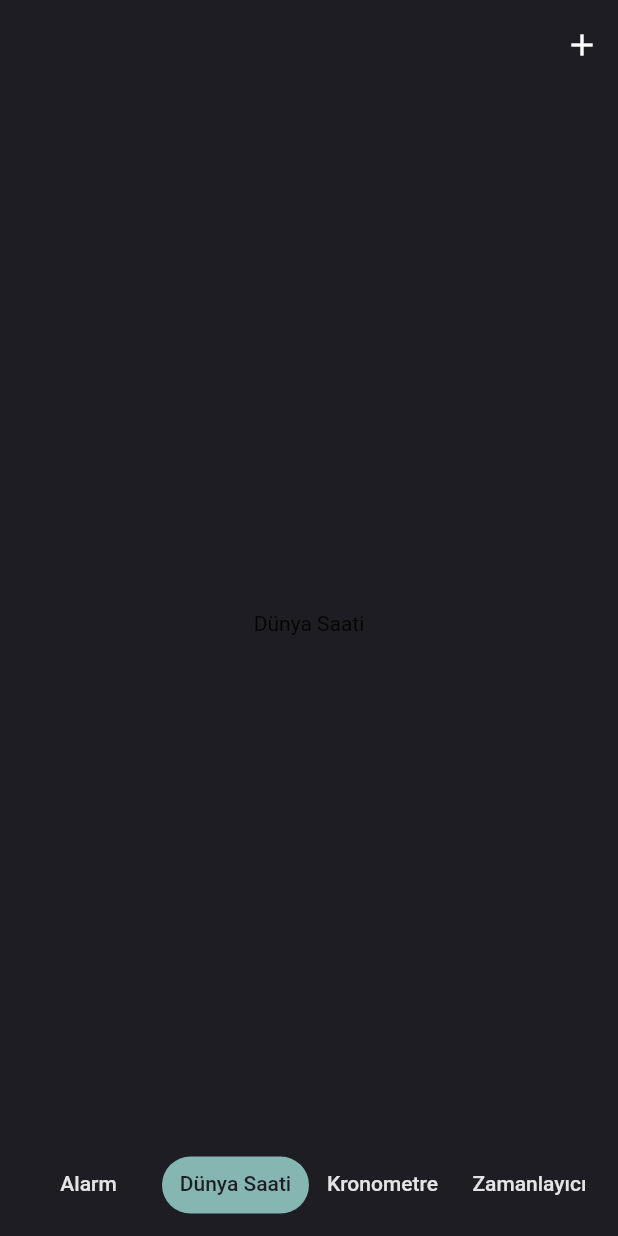
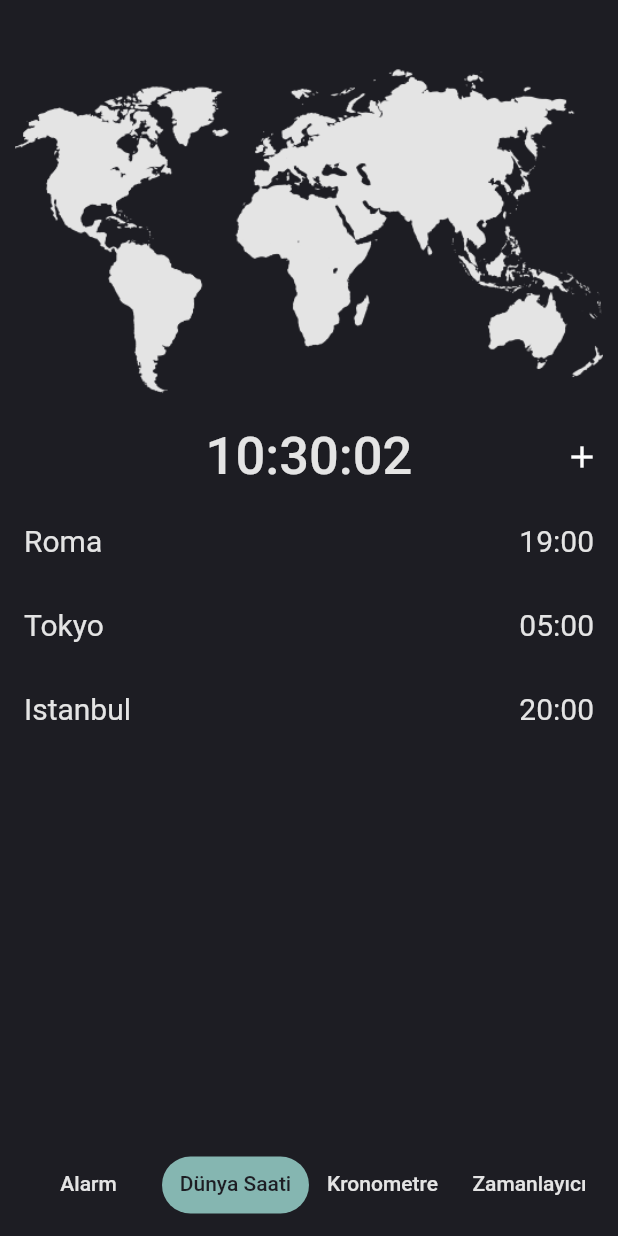
Before and after one commit to AkinBozburun/Clock-App-Flutter, a Flutter app: the screen it shows after launch, item 2 of the bottom bar chosen, after a tap on the "add" icon, on a phone screen of 412 x 824 dp. Run offline on Flutter 3.47's test engine with Material 2 defaults, Android fonts, the phone set to English and light mode, and no system bars.

Commit message:
UI for World Map Page.

```diff
--- a/lib/main.dart
+++ b/lib/main.dart
@@ -55,16 +55,6 @@ class _TabState extends State<Tab>
       initialIndex: 0,
       child: Scaffold
       (
-        appBar: AppBar
-        (
-          backgroundColor: Colors.transparent,
-          elevation: 0,
-          toolbarHeight: 60,
-          actions:
-          [
-            IconButton(onPressed: (){}, icon: const Icon(Icons.add))
-          ],
-        ),
         body: const TabBarView
         (
           children:
--- a/lib/pages/alarm_page.dart
+++ b/lib/pages/alarm_page.dart
@@ -23,7 +23,14 @@ class _AlarmPageState extends State<AlarmPage>
     return Scaffold
     (
       backgroundColor: AppStyles.darkBackGroundColor,
-
+      appBar: AppBar
+      (
+        title: const Text("Alarmlarım"),
+        backgroundColor: Colors.transparent,
+        elevation: 0,
+        toolbarHeight: 70,
+        actions:[IconButton(onPressed: (){}, icon: const Icon(Icons.add))],
+      ),
       body: ListView.builder
       (
         itemCount: 3,
--- a/lib/pages/world_clock_page.dart
+++ b/lib/pages/world_clock_page.dart
@@ -1,4 +1,7 @@
 import 'package:flutter/material.dart';
+import 'package:my_clock_app/styles/app_style.dart';
+import 'package:my_clock_app/widgets/city_list.dart';
+import 'package:my_clock_app/widgets/clock_stream.dart';
 
 class WorldClockPage extends StatefulWidget
 {
@@ -10,12 +13,41 @@ class WorldClockPage extends StatefulWidget
 
 class _WorldClockPageState extends State<WorldClockPage>
 {
+
   @override
   Widget build(BuildContext context)
   {
-    return const Scaffold
+    //final fullWidth = MediaQuery.of(context).size.width;
+    final fullHeight = MediaQuery.of(context).size.height;
+
+    return  Column
     (
-      body: Center(child: Text("Dünya Saati")),
+      mainAxisAlignment: MainAxisAlignment.start,
+      children:
+      [
+        const SizedBox(height: 30),
+        Padding
+        (
+          padding: const EdgeInsets.all(10),
+          child: Image.asset("images/world_map.png",
+          color: AppStyles.lightBackGroundColor),
+        ),
+        AppBar
+        (
+          backgroundColor: Colors.transparent,elevation: 0,
+          title: ClockWidget(style: TextStyle
+          (
+            color: AppStyles.lightBackGroundColor,fontSize: 35
+          )),
+          centerTitle: true,
+          actions: [IconButton(onPressed: (){}, icon: const Icon(Icons.add))],
+        ),
+        SizedBox
+        (
+          height: fullHeight*0.4,
+          child: CityList(),
+        )
+      ],
     );
   }
 }
--- a/lib/widgets/alarm_card.dart
+++ b/lib/widgets/alarm_card.dart
@@ -41,7 +41,8 @@ Widget alarmCard(hours,minutes,context)
               color: AppStyles.lightBackGroundColor,
               fontSize: 50, fontWeight: FontWeight.bold,
             )),
-            CupertinoSwitch(activeColor: AppStyles().lightBlueColor,value: switchValue, onChanged: (value) {}),
+            CupertinoSwitch(activeColor:
+            AppStyles().lightBlueColor,value: switchValue, onChanged: (value) {}),
           ],
         ),
         SizedBox
@@ -49,7 +50,6 @@ Widget alarmCard(hours,minutes,context)
           height: 40,
           child: GridView.builder
           (
-            //physics: const NeverScrollableScrollPhysics(),
             scrollDirection: Axis.horizontal,
             gridDelegate: const SliverGridDelegateWithMaxCrossAxisExtent(maxCrossAxisExtent: 40,
             mainAxisSpacing: 15,mainAxisExtent: 40),
--- /dev/null
+++ b/lib/widgets/city_list.dart
@@ -0,0 +1,24 @@
+import 'package:flutter/material.dart';
+import 'package:my_clock_app/styles/app_style.dart';
+
+class CityList extends StatelessWidget
+{
+  CityList({super.key});
+
+  List cities = ["Roma" ,"Tokyo","Istanbul"];
+  List hours = ["19:00" ,"05:00","20:00"];
+
+  @override
+  Widget build(BuildContext context)
+  {
+    return ListView.builder
+    (
+      itemCount: cities.length,
+      itemBuilder: (context, index) => ListTile
+      (
+        title: Text(cities[index],style: TextStyle(color: AppStyles.lightBackGroundColor,fontSize: 20)),
+        trailing: Text(hours[index],style: TextStyle(color: AppStyles.lightBackGroundColor,fontSize: 20)),
+      ),
+    );
+  }
+}
--- /dev/null
+++ b/lib/widgets/clock_stream.dart
@@ -0,0 +1,21 @@
+import 'package:flutter/material.dart';
+import 'package:intl/intl.dart';
+
+class ClockWidget extends StatelessWidget
+{
+  final TextStyle style;
+  const ClockWidget({super.key, required this.style});
+
+  @override
+  Widget build(BuildContext context)
+  {
+    return StreamBuilder
+    (
+      stream: Stream.periodic(const Duration(seconds: 1)),
+      builder: (context, snapshot)
+      {
+        return Text(DateFormat('hh:mm:ss').format(DateTime.now()), style: style);
+      },
+    );
+  }
+}
--- a/pubspec.yaml
+++ b/pubspec.yaml
@@ -31,6 +31,7 @@ dependencies:
   flutter:
     sdk: flutter
   android_alarm_manager_plus: ^2.1.0
+  intl: ^0.18.0
 
 
   # The following adds the Cupertino Icons font to your application.
@@ -60,8 +61,8 @@ flutter:
   uses-material-design: true
 
   # To add assets to your application, add an assets section, like this:
-  # assets:
-  #   - images/a_dot_burr.jpeg
+  assets:
+    - images/
   #   - images/a_dot_ham.jpeg
 
   # An image asset can refer to one or more resolution-specific "variants", see
```
Also changed, not shown: images/world_map.png (added), pubspec.lock.
